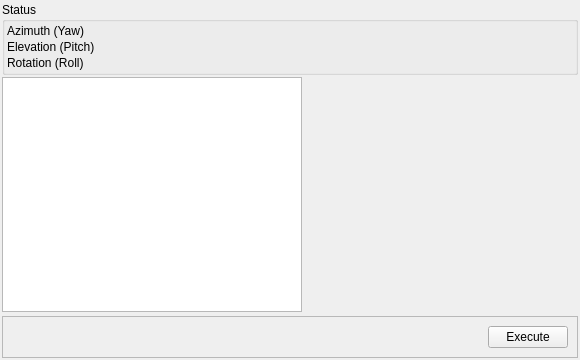
Above: utils/tablecontrol/rotaryTableControlWidget.ui from NickPenkrat/corecvs before the change. Below: the same form after it.
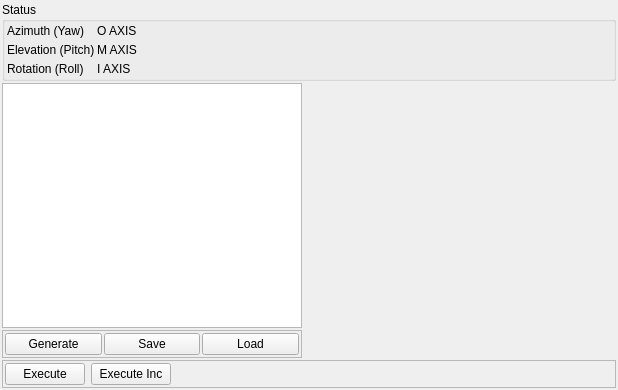
That is the form after the change. Icons and pictures are not drawn. Custom widgets are drawn as their Qt base class.

Commit message: More rotary table control

Patch:
```diff
--- a/utils/tablecontrol/rotaryTableControlWidget.ui
+++ b/utils/tablecontrol/rotaryTableControlWidget.ui
@@ -6,8 +6,8 @@
    <rect>
     <x>0</x>
     <y>0</y>
-    <width>580</width>
-    <height>360</height>
+    <width>618</width>
+    <height>390</height>
    </rect>
   </property>
   <property name="windowTitle">
@@ -29,7 +29,7 @@
    <property name="spacing">
     <number>2</number>
    </property>
-   <item row="1" column="0">
+   <item row="2" column="0">
     <widget class="QTableWidget" name="tableWidget">
      <property name="maximumSize">
       <size>
@@ -45,6 +45,161 @@
      </property>
     </widget>
    </item>
+   <item row="4" column="0" colspan="2">
+    <widget class="QFrame" name="frame">
+     <property name="minimumSize">
+      <size>
+       <width>0</width>
+       <height>10</height>
+      </size>
+     </property>
+     <property name="frameShape">
+      <enum>QFrame::StyledPanel</enum>
+     </property>
+     <property name="frameShadow">
+      <enum>QFrame::Raised</enum>
+     </property>
+     <layout class="QHBoxLayout" name="horizontalLayout">
+      <property name="leftMargin">
+       <number>2</number>
+      </property>
+      <property name="topMargin">
+       <number>2</number>
+      </property>
+      <property name="rightMargin">
+       <number>2</number>
+      </property>
+      <property name="bottomMargin">
+       <number>2</number>
+      </property>
+      <item>
+       <widget class="QPushButton" name="executePushButton">
+        <property name="sizePolicy">
+         <sizepolicy hsizetype="Fixed" vsizetype="Preferred">
+          <horstretch>0</horstretch>
+          <verstretch>0</verstretch>
+         </sizepolicy>
+        </property>
+        <property name="text">
+         <string>Execute</string>
+        </property>
+        <property name="icon">
+         <iconset resource="../../resources/main.qrc">
+          <normaloff>:/new/prefix1/play.png</normaloff>:/new/prefix1/play.png</iconset>
+        </property>
+       </widget>
+      </item>
+      <item>
+       <widget class="QPushButton" name="executeIncPushButton">
+        <property name="sizePolicy">
+         <sizepolicy hsizetype="Fixed" vsizetype="Preferred">
+          <horstretch>0</horstretch>
+          <verstretch>0</verstretch>
+         </sizepolicy>
+        </property>
+        <property name="text">
+         <string>Execute Inc</string>
+        </property>
+        <property name="icon">
+         <iconset resource="../../resources/main.qrc">
+          <normaloff>:/new/prefix1/play.png</normaloff>:/new/prefix1/play.png</iconset>
+        </property>
+       </widget>
+      </item>
+      <item>
+       <spacer name="horizontalSpacer">
+        <property name="orientation">
+         <enum>Qt::Horizontal</enum>
+        </property>
+        <property name="sizeHint" stdset="0">
+         <size>
+          <width>40</width>
+          <height>20</height>
+         </size>
+        </property>
+       </spacer>
+      </item>
+     </layout>
+    </widget>
+   </item>
+   <item row="3" column="0">
+    <widget class="QFrame" name="frame_2">
+     <property name="frameShape">
+      <enum>QFrame::StyledPanel</enum>
+     </property>
+     <property name="frameShadow">
+      <enum>QFrame::Raised</enum>
+     </property>
+     <layout class="QHBoxLayout" name="horizontalLayout_2">
+      <property name="spacing">
+       <number>2</number>
+      </property>
+      <property name="leftMargin">
+       <number>2</number>
+      </property>
+      <property name="topMargin">
+       <number>2</number>
+      </property>
+      <property name="rightMargin">
+       <number>2</number>
+      </property>
+      <property name="bottomMargin">
+       <number>2</number>
+      </property>
+      <item>
+       <widget class="QPushButton" name="generatePushButton">
+        <property name="text">
+         <string>Generate</string>
+        </property>
+        <property name="icon">
+         <iconset resource="../../resources/main.qrc">
+          <normaloff>:/new/prefix1/lightning.png</normaloff>:/new/prefix1/lightning.png</iconset>
+        </property>
+        <property name="iconSize">
+         <size>
+          <width>24</width>
+          <height>24</height>
+         </size>
+        </property>
+       </widget>
+      </item>
+      <item>
+       <widget class="QPushButton" name="savePushButton">
+        <property name="text">
+         <string>Save</string>
+        </property>
+        <property name="icon">
+         <iconset resource="../../resources/main.qrc">
+          <normaloff>:/new/prefix1/install.png</normaloff>:/new/prefix1/install.png</iconset>
+        </property>
+        <property name="iconSize">
+         <size>
+          <width>24</width>
+          <height>24</height>
+         </size>
+        </property>
+       </widget>
+      </item>
+      <item>
+       <widget class="QPushButton" name="loadPushButton">
+        <property name="text">
+         <string>Load</string>
+        </property>
+        <property name="icon">
+         <iconset resource="../../resources/main.qrc">
+          <normaloff>:/new/prefix1/remove.png</normaloff>:/new/prefix1/remove.png</iconset>
+        </property>
+        <property name="iconSize">
+         <size>
+          <width>24</width>
+          <height>24</height>
+         </size>
+        </property>
+       </widget>
+      </item>
+     </layout>
+    </widget>
+   </item>
    <item row="0" column="0" colspan="2">
     <widget class="QGroupBox" name="groupBox">
      <property name="title">
@@ -68,6 +223,12 @@
       </property>
       <item row="0" column="0">
        <widget class="QLabel" name="label_5">
+        <property name="sizePolicy">
+         <sizepolicy hsizetype="Fixed" vsizetype="Preferred">
+          <horstretch>0</horstretch>
+          <verstretch>0</verstretch>
+         </sizepolicy>
+        </property>
         <property name="text">
          <string>Azimuth (Yaw)</string>
         </property>
@@ -96,26 +257,35 @@
       <item row="1" column="1">
        <widget class="AngleEditBox" name="widgetPitch" native="true"/>
       </item>
-     </layout>
-    </widget>
-   </item>
-   <item row="3" column="0" colspan="2">
-    <widget class="QFrame" name="frame">
-     <property name="minimumSize">
-      <size>
-       <width>0</width>
-       <height>10</height>
-      </size>
-     </property>
-     <property name="frameShape">
-      <enum>QFrame::StyledPanel</enum>
-     </property>
-     <property name="frameShadow">
-      <enum>QFrame::Raised</enum>
-     </property>
-     <layout class="QHBoxLayout" name="horizontalLayout">
-      <item>
-       <spacer name="horizontalSpacer">
+      <item row="3" column="1">
+       <widget class="QLabel" name="label_3">
+        <property name="text">
+         <string>I AXIS</string>
+        </property>
+       </widget>
+      </item>
+      <item row="0" column="1">
+       <widget class="QLabel" name="label">
+        <property name="sizePolicy">
+         <sizepolicy hsizetype="Fixed" vsizetype="Preferred">
+          <horstretch>0</horstretch>
+          <verstretch>0</verstretch>
+         </sizepolicy>
+        </property>
+        <property name="text">
+         <string>O AXIS</string>
+        </property>
+       </widget>
+      </item>
+      <item row="1" column="1">
+       <widget class="QLabel" name="label_2">
+        <property name="text">
+         <string>M AXIS</string>
+        </property>
+       </widget>
+      </item>
+      <item row="1" column="3">
+       <spacer name="horizontalSpacer_2">
         <property name="orientation">
          <enum>Qt::Horizontal</enum>
         </property>
@@ -127,33 +297,19 @@
         </property>
        </spacer>
       </item>
-      <item>
-       <widget class="QPushButton" name="pushButton">
-        <property name="text">
-         <string>Execute</string>
-        </property>
-        <property name="icon">
-         <iconset resource="../../resources/main.qrc">
-          <normaloff>:/new/prefix1/play.png</normaloff>:/new/prefix1/play.png</iconset>
-        </property>
-       </widget>
-      </item>
      </layout>
     </widget>
    </item>
-   <item row="2" column="0">
-    <widget class="QFrame" name="frame_2">
-     <property name="frameShape">
-      <enum>QFrame::StyledPanel</enum>
-     </property>
-     <property name="frameShadow">
-      <enum>QFrame::Raised</enum>
+   <item row="2" column="1" rowspan="2">
+    <widget class="CloudViewDialog" name="widget" native="true">
+     <property name="minimumSize">
+      <size>
+       <width>100</width>
+       <height>100</height>
+      </size>
      </property>
     </widget>
    </item>
-   <item row="1" column="1" rowspan="2">
-    <widget class="CloudViewDialog" name="widget" native="true"/>
-   </item>
   </layout>
  </widget>
  <customwidgets>
```
Left out of the diff: 6 changed lines with no effect on the pictures. The commit also changes 14 other files.
